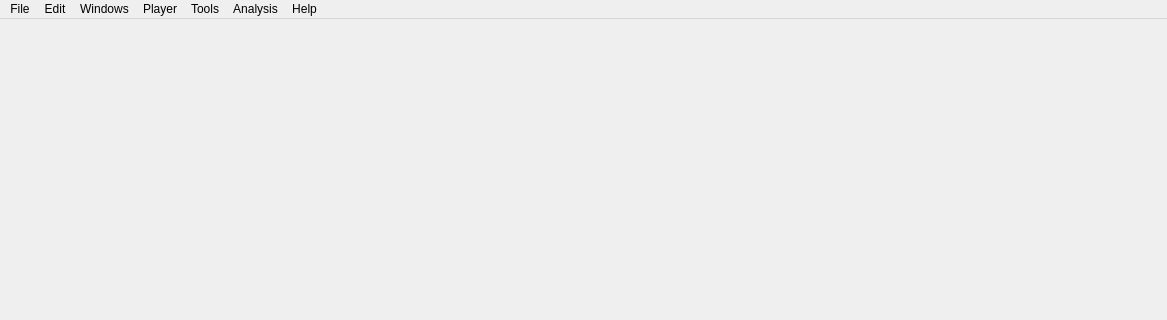
Qt form qt_ui/MainWindow.ui (FilmColors/VIAN) before a commit; both pictures show x 0 to 1167 and y 0 to 320 of the 1167 by 940 pixel window.
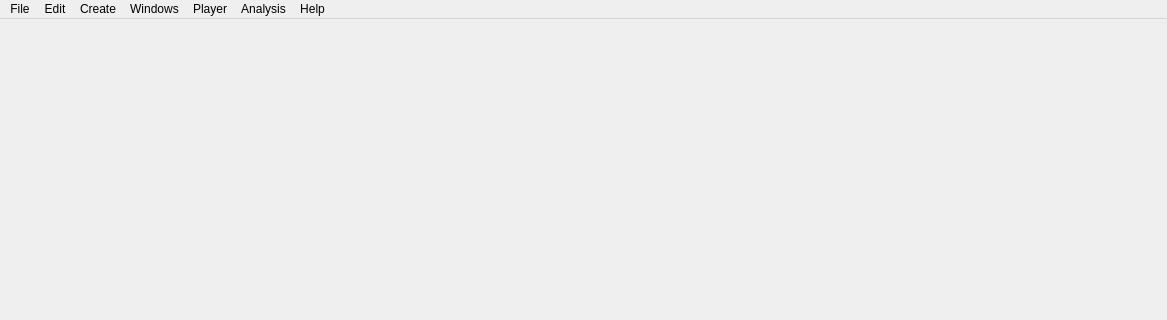
The same form after that commit. Icons and pictures are not drawn.

The edit to the form file:
```diff
--- a/qt_ui/MainWindow.ui
+++ b/qt_ui/MainWindow.ui
@@ -80,9 +80,9 @@
     <addaction name="menuRecently_Opened"/>
     <addaction name="actionExit"/>
    </widget>
-   <widget class="QMenu" name="menuAnalyze">
+   <widget class="QMenu" name="menuCreate">
     <property name="title">
-     <string>Tools</string>
+     <string>Create</string>
     </property>
     <addaction name="separator"/>
     <addaction name="actionScreenshot"/>
@@ -189,9 +189,9 @@
    </widget>
    <addaction name="menuFile"/>
    <addaction name="menuEdit"/>
+   <addaction name="menuCreate"/>
    <addaction name="menuWindows"/>
    <addaction name="menuPlayer"/>
-   <addaction name="menuAnalyze"/>
    <addaction name="menuAnalysis"/>
    <addaction name="menuHelp"/>
   </widget>
```
Left out of the diff: 6 changed lines with no effect on the pictures.
